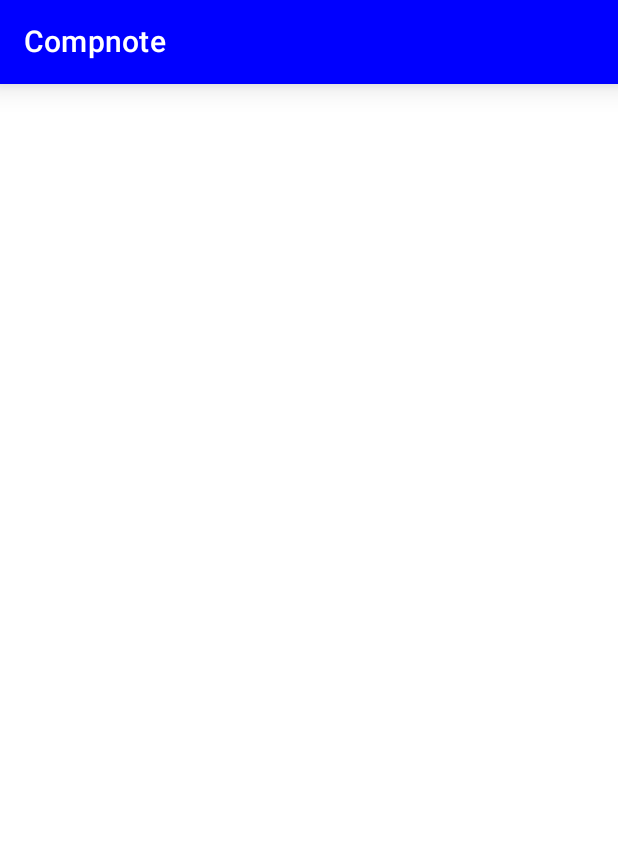
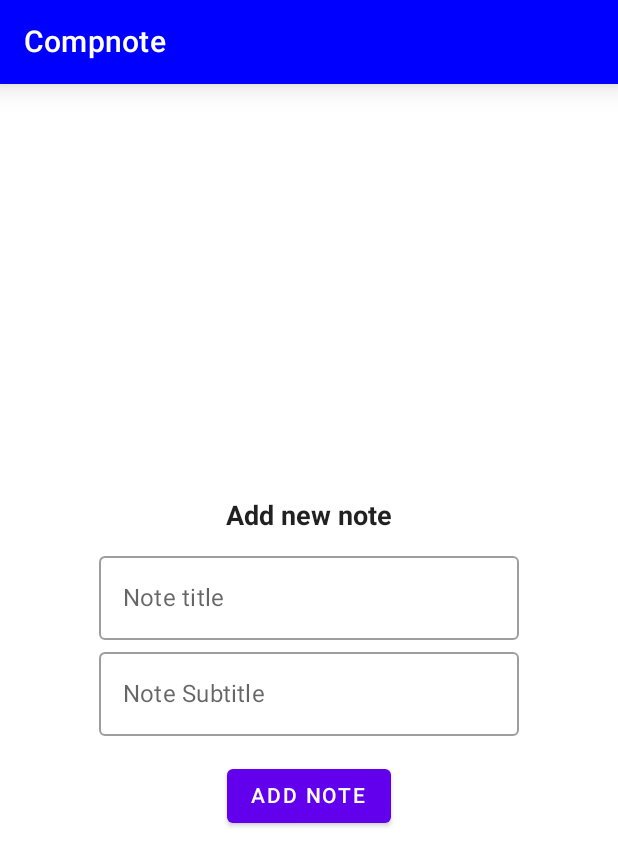
Before and after one commit to alphanication/Compnote, an Android app built with Jetpack Compose: the AddScreen screen opened through its navigation route, on a phone screen of 412 x 824 dp. Shown: the top 866 px of the screen. Run offline under Robolectric (Android 15) with nearby library versions, the phone set to English and light mode, and no system bars.

Commit message:
view AddScreen

```diff
--- a/app/src/main/java/com/example/compnote/screens/AddScreen.kt
+++ b/app/src/main/java/com/example/compnote/screens/AddScreen.kt
@@ -1,9 +1,54 @@
 package com.example.compnote.screens
 
-import androidx.compose.runtime.Composable
+import androidx.compose.foundation.layout.Arrangement
+import androidx.compose.foundation.layout.Column
+import androidx.compose.foundation.layout.fillMaxSize
+import androidx.compose.foundation.layout.padding
+import androidx.compose.material.Button
+import androidx.compose.material.OutlinedTextField
+import androidx.compose.material.Scaffold
+import androidx.compose.material.Text
+import androidx.compose.runtime.*
+import androidx.compose.ui.Alignment
+import androidx.compose.ui.Modifier
+import androidx.compose.ui.text.font.FontWeight
+import androidx.compose.ui.unit.dp
+import androidx.compose.ui.unit.sp
 import androidx.navigation.NavController
+import com.example.compnote.navigation.NavRoute
 
 @Composable
 fun AddScreen(navController: NavController) {
-
+    var title by remember { mutableStateOf("") }
+    var subtitle by remember { mutableStateOf("") }
+    Scaffold {
+        Column(
+            modifier = Modifier.fillMaxSize(),
+            horizontalAlignment = Alignment.CenterHorizontally,
+            verticalArrangement = Arrangement.Center
+        ) {
+            Text(
+                text = "Add new note",
+                fontSize = 18.sp,
+                fontWeight = FontWeight.Bold,
+                modifier = Modifier.padding(8.dp)
+            )
+            OutlinedTextField(
+                value = title,
+                onValueChange = { title = it },
+                label = { Text(text = "Note title") }
+            )
+            OutlinedTextField(
+                value = subtitle,
+                onValueChange = { subtitle = it },
+                label = { Text(text = "Note Subtitle") }
+            )
+            Button(
+                modifier = Modifier.padding(top = 16.dp),
+                onClick = { navController.navigate(NavRoute.Main.route) }
+            ) {
+                Text(text = "ADD NOTE")
+            }
+        }
+    }
 }
```
